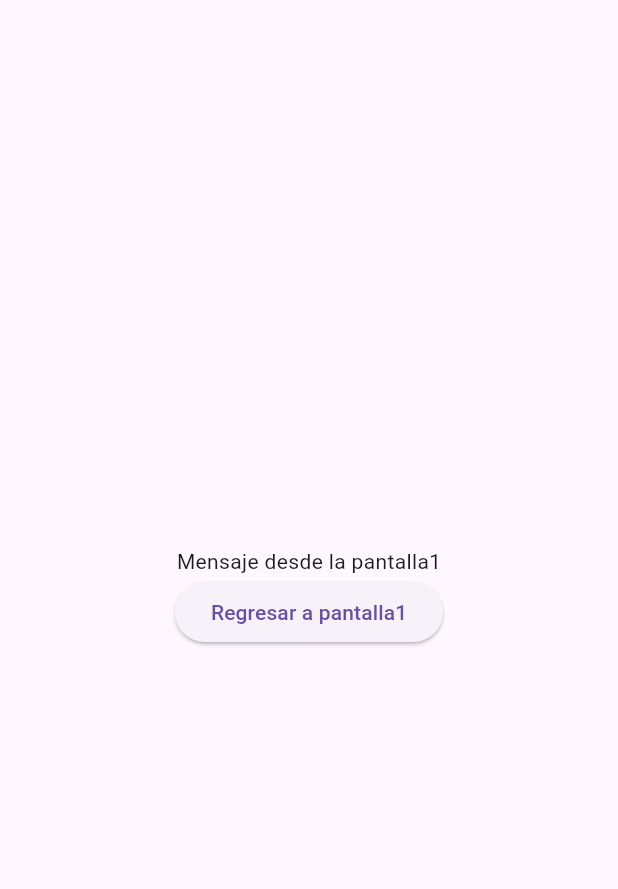
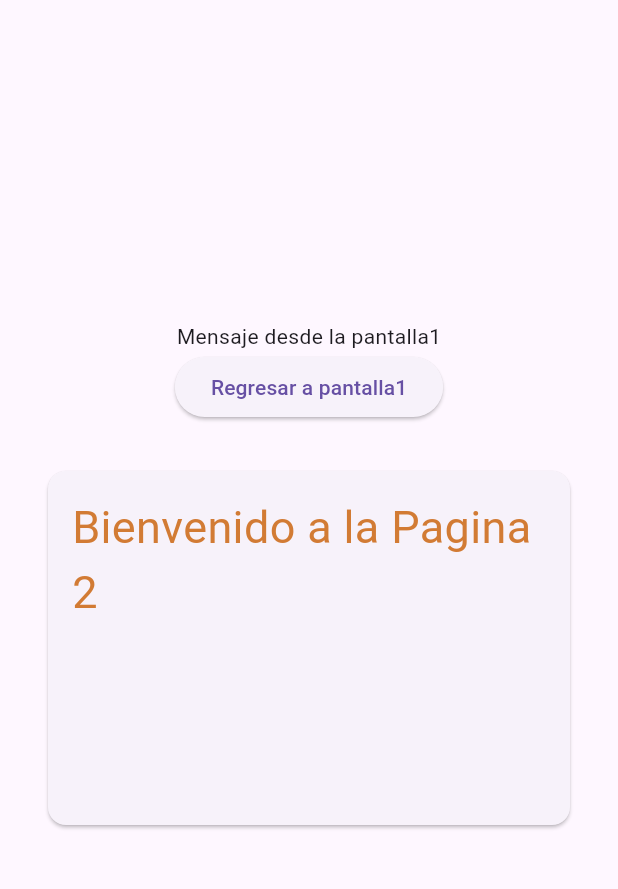
Before and after one commit to Rodriguezb128/p12-Entrepag-6i, a Flutter app: the screen it shows after launch, after a tap on "Vamos a la pantalla2", on a phone screen of 412 x 824 dp, the part 63-952 px from its top. Run offline on Flutter 3.47's test engine with Material 3 defaults, Android fonts, the phone set to English and light mode, and no system bars.

Commit message:
Update pantalla2.dart

```diff
--- a/lib/pantalla2.dart
+++ b/lib/pantalla2.dart
@@ -20,7 +20,21 @@ class Pantalla2 extends StatelessWidget {
               onPressed: () {
                 Navigator.pop(context);
               },
-            )
+            ),
+            Container(
+              width: double.infinity,
+              height: 300,
+              child: Card(
+                margin: EdgeInsets.all(32),
+                child: Padding(
+                  padding: EdgeInsets.all(16),
+                  child: Text(
+                    "Bienvenido a la Pagina 2",
+                    style: TextStyle(fontSize: 30, color: Color(0xffd27b34)),
+                  ),
+                ),
+              ),
+            ),
           ],
         ),
       ),
```
